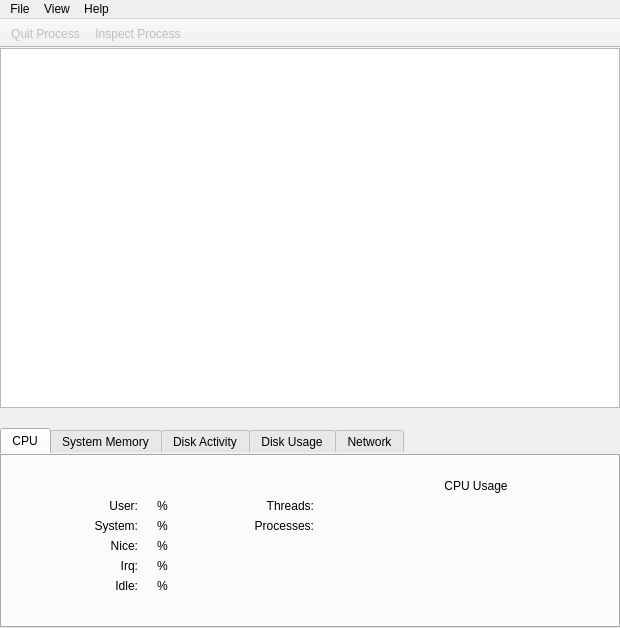
Old version of the form Under Construction/Activity Monitor.app/Resources/main_window.ui in the repository helloSystem/Utilities.
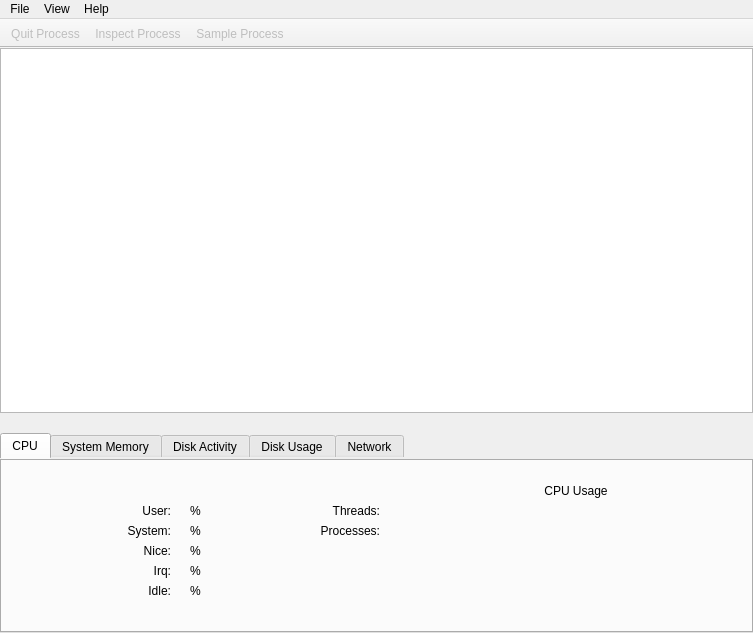
New version of the form. Icons and pictures are not drawn. Custom widgets are drawn as their Qt base class.

```diff
--- a/Under Construction/Activity Monitor.app/Resources/main_window.ui
+++ b/Under Construction/Activity Monitor.app/Resources/main_window.ui
@@ -6,8 +6,8 @@
    <rect>
     <x>0</x>
     <y>0</y>
-    <width>620</width>
-    <height>628</height>
+    <width>753</width>
+    <height>633</height>
    </rect>
   </property>
   <property name="windowTitle">
@@ -2331,7 +2331,7 @@
     <rect>
      <x>0</x>
      <y>0</y>
-     <width>620</width>
+     <width>753</width>
      <height>24</height>
     </rect>
    </property>
@@ -2427,6 +2427,7 @@
    </attribute>
    <addaction name="ActionToolBarQuitProcess"/>
    <addaction name="ActionToolBarInspectProcess"/>
+   <addaction name="ActionToolBarSampleProcess"/>
   </widget>
   <action name="actionQuit">
    <property name="text">
@@ -2831,6 +2832,21 @@
     <string>Enter Full Screen</string>
    </property>
   </action>
+  <action name="ActionToolBarSampleProcess">
+   <property name="enabled">
+    <bool>false</bool>
+   </property>
+   <property name="icon">
+    <iconset resource="qressources.qrc">
+     <normaloff>:/Inspect.png</normaloff>:/Inspect.png</iconset>
+   </property>
+   <property name="text">
+    <string>Sample Process</string>
+   </property>
+   <property name="toolTip">
+    <string>Sample selected process</string>
+   </property>
+  </action>
  </widget>
  <customwidgets>
   <customwidget>
```
